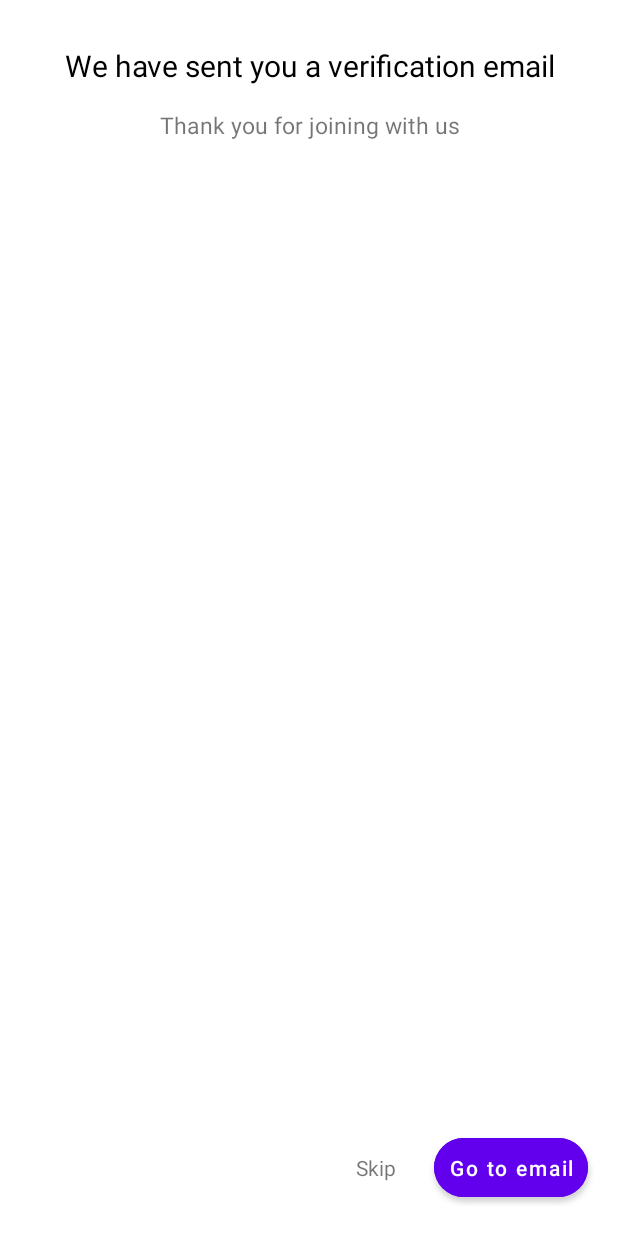
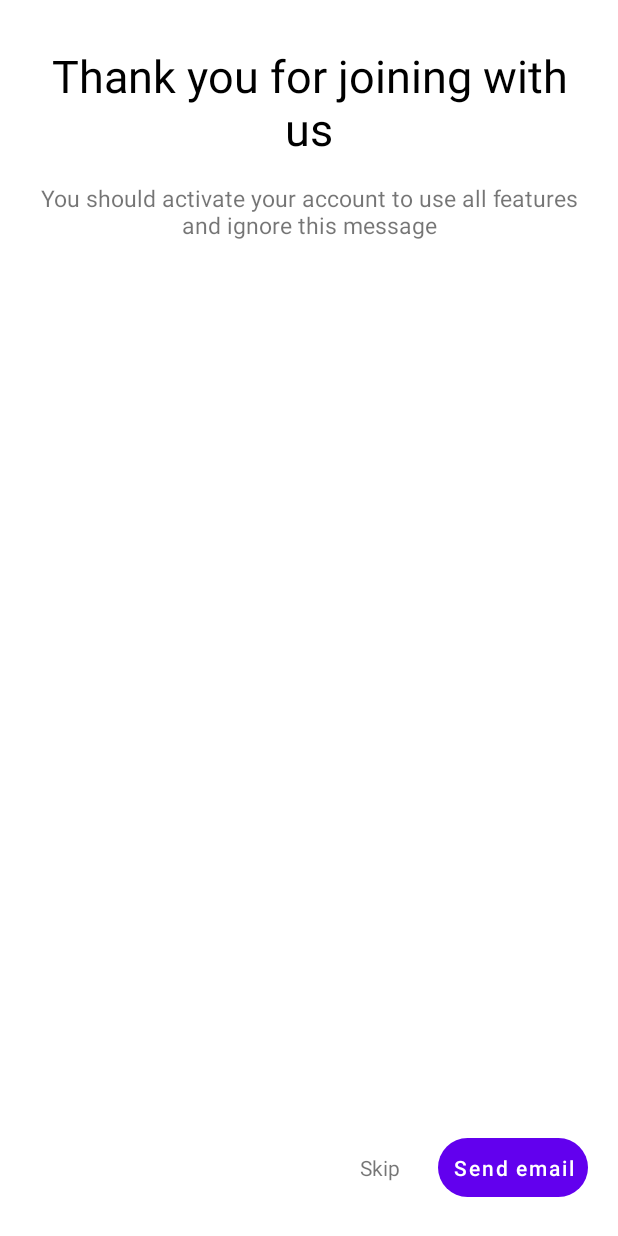
Before and after one commit to k-kyler/android-memo, an Android app: the ActiveAccountActivity screen opened directly, with no data from a screen before it, on a phone screen of 412 x 824 dp. Run offline under Robolectric (Android 15) with nearby library versions, the phone set to English and light mode, and no system bars; our stand-ins replace Firebase (no records; nobody signed in at launch, a user with empty details on screens opened directly).

```diff
--- a/app/src/main/java/com/example/memo/ActiveAccountActivity.java
+++ b/app/src/main/java/com/example/memo/ActiveAccountActivity.java
@@ -1,8 +1,14 @@
 package com.example.memo;
+
+import android.content.Intent;
+import android.os.Bundle;
+import android.widget.Button;
+import android.widget.TextView;
 
 import androidx.appcompat.app.AppCompatActivity;
 
-import android.os.Bundle;
+import com.google.firebase.auth.FirebaseAuth;
+import com.google.firebase.auth.FirebaseUser;
 
 public class ActiveAccountActivity extends AppCompatActivity {
 
@@ -10,5 +16,48 @@ public class ActiveAccountActivity extends AppCompatActivity {
     protected void onCreate(Bundle savedInstanceState) {
         super.onCreate(savedInstanceState);
         setContentView(R.layout.activity_active_account);
+
+        skipToMain();
+        sendVerificationEmail();
+    }
+
+    @Override
+    protected void onStart() {
+        super.onStart();
+
+        reloadUser();
+    }
+
+    private void sendVerificationEmail() {
+        Button sendEmailButton = findViewById(R.id.sendEmail);
+
+        sendEmailButton.setOnClickListener(view -> {
+            FirebaseUser firebaseUser = FirebaseAuth.getInstance().getCurrentUser();
+
+            if (firebaseUser != null) {
+                firebaseUser.sendEmailVerification();
+                sendEmailButton.setEnabled(false);
+                sendEmailButton.setText("Sent");
+            }
+        });
+    }
+
+    private void skipToMain() {
+        TextView skipActivationButton = findViewById(R.id.skipActivation);
+
+        skipActivationButton.setOnClickListener(view -> {
+            Intent intent = new Intent(ActiveAccountActivity.this, MainActivity.class);
+
+            startActivity(intent);
+            finish();
+        });
+    }
+
+    private void reloadUser() {
+        FirebaseUser firebaseUser = FirebaseAuth.getInstance().getCurrentUser();
+
+        if (firebaseUser != null) {
+            firebaseUser.reload();
+        }
     }
 }
--- a/app/src/main/java/com/example/memo/SignInActivity.java
+++ b/app/src/main/java/com/example/memo/SignInActivity.java
@@ -94,10 +94,17 @@ public class SignInActivity extends AppCompatActivity {
         FirebaseUser firebaseUser = FirebaseAuth.getInstance().getCurrentUser();
 
         if (firebaseUser != null) {
-            Intent intent = new Intent(SignInActivity.this, MainActivity.class);
+            if (firebaseUser.isEmailVerified()) {
+                Intent intent = new Intent(SignInActivity.this, MainActivity.class);
 
-            startActivity(intent);
-            finish();
+                startActivity(intent);
+                finish();
+            } else {
+                Intent intent = new Intent(SignInActivity.this, ActiveAccountActivity.class);
+
+                startActivity(intent);
+                finish();
+            }
         }
     }
 }
--- /dev/null
+++ b/app/src/main/res/drawable/disabled_button.xml
@@ -0,0 +1,5 @@
+<?xml version="1.0" encoding="utf-8"?>
+<selector xmlns:android="http://schemas.android.com/apk/res/android">
+    <item android:state_enabled="false" android:color="@color/disabled" />
+    <item android:color="@color/purple_500" />
+</selector>
--- a/app/src/main/res/layout/activity_active_account.xml
+++ b/app/src/main/res/layout/activity_active_account.xml
@@ -18,9 +18,9 @@
 
         <TextView
             android:textAlignment="center"
-            android:textSize="20dp"
+            android:textSize="30dp"
             android:textColor="@color/black"
-            android:text="We have sent you a verification email"
+            android:text="Thank you for joining with us"
             android:layout_width="match_parent"
             android:layout_height="wrap_content" />
 
@@ -28,7 +28,7 @@
             android:layout_marginTop="15dp"
             android:textAlignment="center"
             android:textSize="15dp"
-            android:text="Thank you for joining with us"
+            android:text="You should activate your account to use all features and ignore this message"
             android:layout_width="match_parent"
             android:layout_height="wrap_content" />
 
@@ -48,11 +48,11 @@
             android:layout_height="wrap_content" />
 
         <com.google.android.material.button.MaterialButton
-            android:id="@+id/goToEmail"
+            style="@style/CustomDisabledButton"
+            android:id="@+id/sendEmail"
             app:cornerRadius="20dp"
             android:padding="10dp"
-            android:backgroundTint="@color/purple_500"
-            android:text="Go to email"
+            android:text="Send email"
             android:textAllCaps="false"
             android:textColor="@color/white"
             android:layout_marginLeft="25dp"
--- a/app/src/main/res/values/colors.xml
+++ b/app/src/main/res/values/colors.xml
@@ -7,4 +7,5 @@
     <color name="teal_700">#FF018786</color>
     <color name="black">#FF000000</color>
     <color name="white">#FFFFFFFF</color>
+    <color name="disabled">#9C9C9C</color>
 </resources>
--- a/app/src/main/res/values/themes.xml
+++ b/app/src/main/res/values/themes.xml
@@ -19,4 +19,9 @@
         <item name="boxStrokeColor">#2C57DA</item>
         <item name="boxStrokeWidth">1dp</item>
     </style>
+
+    <!-- Custom disabled button -->
+    <style name="CustomDisabledButton" parent="Widget.MaterialComponents.Button.UnelevatedButton">
+        <item name="backgroundTint">@drawable/disabled_button</item>
+    </style>
 </resources>
```
